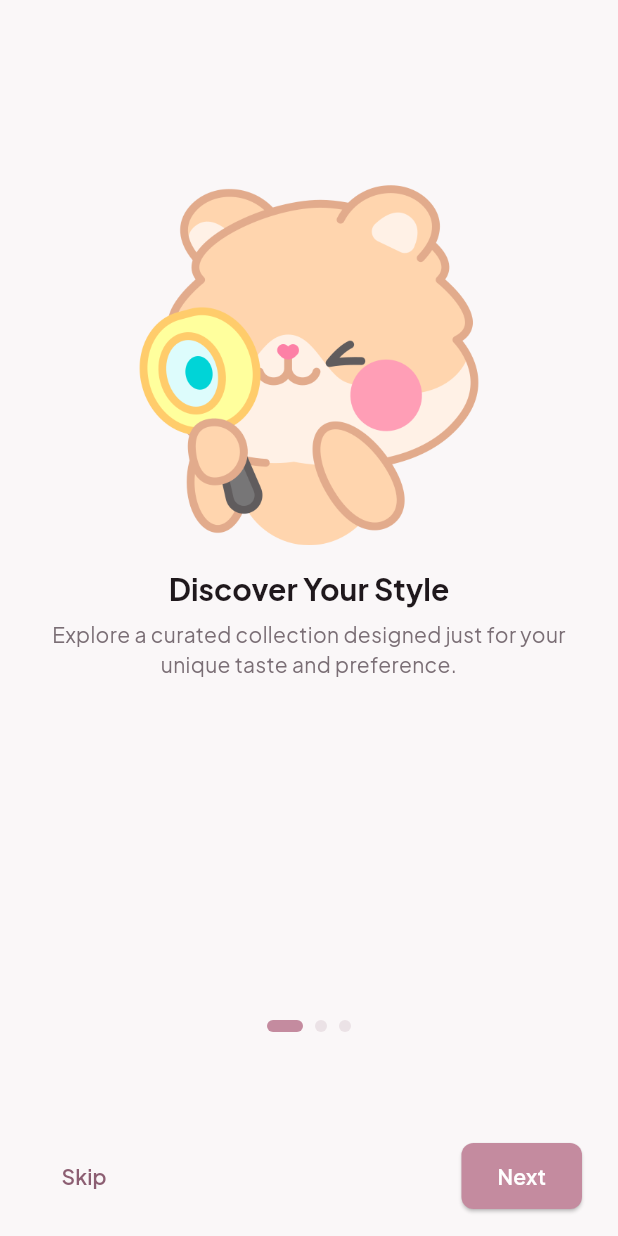
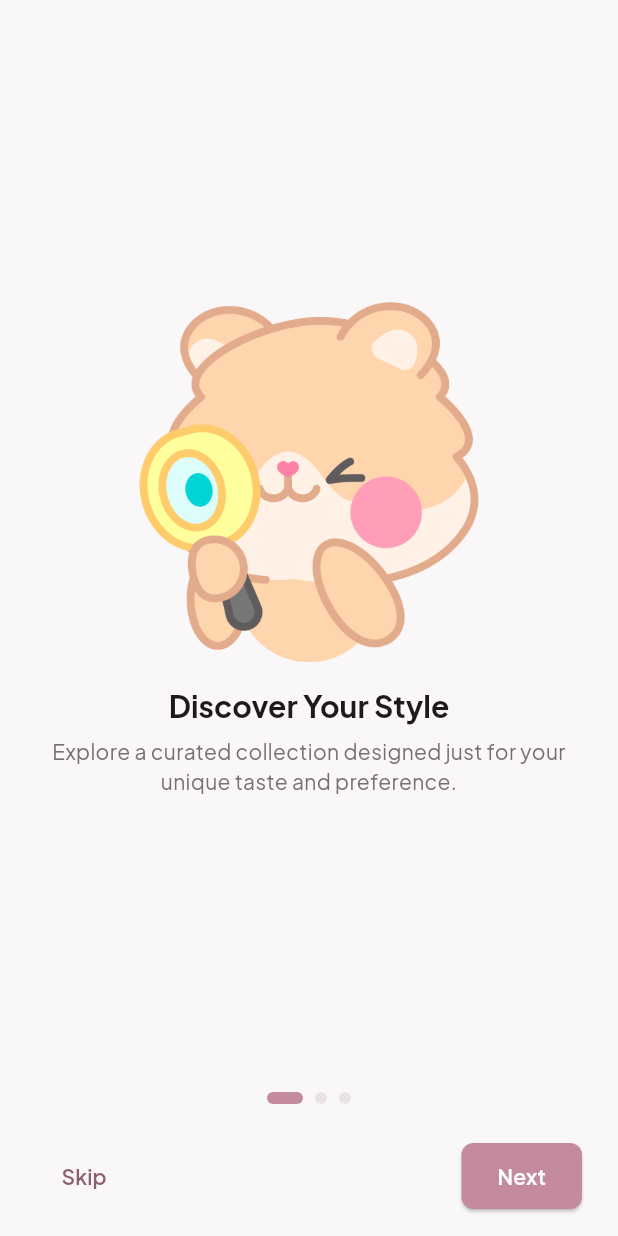
Before and after one commit to SophearaGit/fregrance, a Flutter app: the screen it shows after launch, on a phone screen of 412 x 824 dp. Run offline on Flutter 3.47's test engine with Material 3 defaults, Android fonts, the phone set to English and light mode, and no system bars; drawn by our look-alikes of carousel_slider, smooth_page_indicator; our stand-ins replace cached_network_image, dio, go_router, google_sign_in, iconsax_flutter, image_picker and 2 more; network calls fail.

Commit message:
fix welcome screen overflow on small phones

```diff
--- a/fragrance_app/lib/app/screens/onboarding_screen.dart
+++ b/fragrance_app/lib/app/screens/onboarding_screen.dart
@@ -59,16 +59,21 @@ class _OnboardingScreenState extends State<OnboardingScreen> {
           ),
           child: Column(
             children: [
-              const SizedBox(height: AppConst.spaceXL),
-              const SizedBox(height: AppConst.spaceXL),
-              const SizedBox(height: AppConst.spaceXL),
-
-              // 2. Carousel Slider (Only Image, Title, Description move)
-              CarouselSlider.builder(
+              // 2. Carousel Slider (Only Image, Title, Description move).
+              // It takes whatever height is left, so small phones fit too.
+              Expanded(
+                child: LayoutBuilder(
+                  builder: (context, constraints) {
+                    // Room left for the picture after the title and text.
+                    final imageSize = (constraints.maxHeight - 170).clamp(
+                      100.0,
+                      240.0,
+                    ).toDouble();
+                    return CarouselSlider.builder(
                           carouselController: _carouselController,
                           itemCount: _pages.length,
                           options: CarouselOptions(
-                  height: 400,
+                            height: constraints.maxHeight,
                             viewportFraction: 1.0,
                             enableInfiniteScroll: false,
                             onPageChanged: (index, reason) {
@@ -85,8 +90,8 @@ class _OnboardingScreenState extends State<OnboardingScreen> {
                                 AppImage(
                                   image: page.image,
                                   type: ImageType.asset,
-                        width: 240,
-                        height: 240,
+                                  width: imageSize,
+                                  height: imageSize,
                                   fit: BoxFit.contain,
                                 ),
                                 const SizedBox(height: AppConst.spaceLG),
@@ -108,9 +113,12 @@ class _OnboardingScreenState extends State<OnboardingScreen> {
                               ],
                             );
                           },
+                    );
+                  },
+                ),
               ),
 
-              const Spacer(),
+              const SizedBox(height: AppConst.spaceMD),
 
               // 3. Static Indicator and Bottom Controls
               Column(
@@ -128,8 +136,6 @@ class _OnboardingScreenState extends State<OnboardingScreen> {
                     ),
                   ),
 
-                  const SizedBox(height: AppConst.spaceXL),
-                  const SizedBox(height: AppConst.spaceXL),
                   const SizedBox(height: AppConst.spaceXL),
 
                   // Bottom Bar with Next Button
```
Lines whose indentation alone changed are shown as unchanged.
